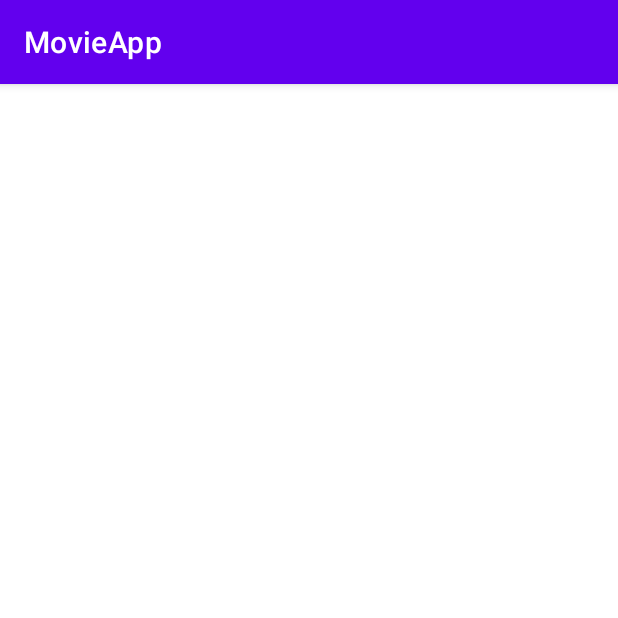
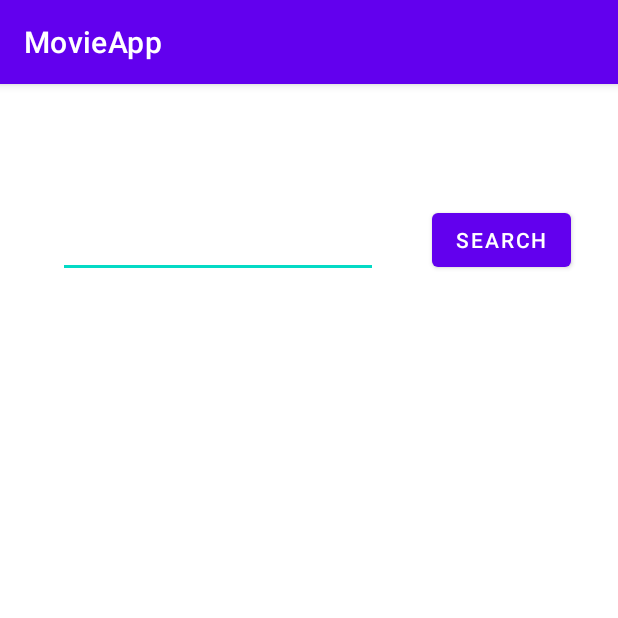
Before and after one commit to NimBuzz01/MovieApp, an Android app: the SearchName screen opened directly, with no data from a screen before it, on a phone screen of 412 x 824 dp, the top half of it. Run offline under Robolectric (Android 15) with nearby library versions, the phone set to English and light mode, and no system bars; network calls fail.

Commit message:
update #1.6

```diff
--- a/app/src/main/java/com/example/movieapp/MainActivity.kt
+++ b/app/src/main/java/com/example/movieapp/MainActivity.kt
@@ -32,6 +32,7 @@ class MainActivity : AppCompatActivity() {
         addMoviesBtn = findViewById(R.id.addMoviesBtn)
         searchActorsBtn = findViewById(R.id.searchActorsBtn)
         searchMoviesBtn = findViewById(R.id.searchMoviesBtn)
+        searchBtn = findViewById(R.id.searchBtn)
 
         val db = Room.databaseBuilder(
             this, MoviesDatabase::class.java,
@@ -127,6 +128,10 @@ class MainActivity : AppCompatActivity() {
             val intent = Intent(this, SearchActors::class.java)
             startActivity(intent)
         }
+        searchBtn.setOnClickListener{
+            val intent = Intent(this, SearchName::class.java)
+            startActivity(intent)
+        }
 
     }
 }
--- a/app/src/main/java/com/example/movieapp/SearchMovies.kt
+++ b/app/src/main/java/com/example/movieapp/SearchMovies.kt
@@ -65,7 +65,6 @@ class SearchMovies : AppCompatActivity() {
 
         movieBtn.setOnClickListener {
             val movieName = getMovie.text.toString()
-            print(movieName)
             val urlString = "https://www.omdbapi.com/?t=${movieName}&apikey=7086918a";
             val url = URL(urlString)
             val con: HttpURLConnection = url.openConnection() as HttpURLConnection
--- a/app/src/main/java/com/example/movieapp/SearchName.kt
+++ b/app/src/main/java/com/example/movieapp/SearchName.kt
@@ -2,10 +2,78 @@ package com.example.movieapp
 
 import androidx.appcompat.app.AppCompatActivity
 import android.os.Bundle
+import android.widget.Button
+import android.widget.EditText
+import android.widget.TextView
+import kotlinx.coroutines.Dispatchers
+import kotlinx.coroutines.launch
+import kotlinx.coroutines.runBlocking
+import kotlinx.coroutines.withContext
+import org.json.JSONArray
+import org.json.JSONObject
+import java.io.BufferedReader
+import java.io.InputStreamReader
+import java.net.HttpURLConnection
+import java.net.URL
 
 class SearchName : AppCompatActivity() {
+
+    private lateinit var nameBtn: Button
+    private lateinit var getName: EditText
+    private lateinit var nameTv: TextView
+
+    lateinit var title: String
+
+    // https://www.omdbapi.com/?s=moviename&apikey=7086918a
+
     override fun onCreate(savedInstanceState: Bundle?) {
         super.onCreate(savedInstanceState)
         setContentView(R.layout.activity_search_name)
+
+        nameBtn = findViewById(R.id.nameBtn)
+        getName = findViewById(R.id.getName)
+        nameTv = findViewById(R.id.nameTv)
+
+        // collecting all the JSON string
+        val stb = StringBuilder()
+
+        nameBtn.setOnClickListener {
+            val movieName = getName.text.toString()
+            val urlString = "https://www.omdbapi.com/?s=${movieName}&apikey=7086918a"
+            val url = URL(urlString)
+            val con: HttpURLConnection = url.openConnection() as HttpURLConnection
+
+            runBlocking {
+                launch {
+                    // run the code of the coroutine in a new thread
+                    withContext(Dispatchers.IO) {
+                        val bf = BufferedReader(InputStreamReader(con.inputStream))
+                        var line: String? = bf.readLine()
+                        while (line != null) {
+                            stb.append(line + "\n")
+                            line = bf.readLine()
+                        }
+                        parseJSON(stb)
+                    }
+                }
+            }
+
+        }
+    }
+
+    private suspend fun parseJSON(stb: java.lang.StringBuilder) {
+        // this contains the full JSON returned by the Web Service
+        val json = JSONObject(stb.toString())
+        // Information about all the books extracted by this function
+        val movieDetails = java.lang.StringBuilder()
+        val jsonArray:JSONArray = json.getJSONArray("Search")
+        // extract all the books from the JSON array
+        for (i in 0 until jsonArray.length()) {
+            val movie: JSONObject = jsonArray[i] as JSONObject // this is a json object
+            // extract the title
+            val title = movie["Title"] as String
+            movieDetails.append("${i+1}) \"$title\" \n")
+        }
+        nameTv.text = movieDetails
     }
 }
--- a/app/src/main/res/layout/activity_search_name.xml
+++ b/app/src/main/res/layout/activity_search_name.xml
@@ -4,4 +4,48 @@
     xmlns:tools="http://schemas.android.com/tools"
     android:layout_width="match_parent"
     android:layout_height="match_parent"
-    tools:context=".SearchName"/>
+    tools:ignore="LabelFor"
+    tools:context=".SearchName">
+
+    <Button
+        android:id="@+id/nameBtn"
+        android:layout_width="wrap_content"
+        android:layout_height="wrap_content"
+        android:layout_marginTop="78dp"
+        android:layout_marginBottom="35dp"
+        android:text="@string/searchName"
+        app:layout_constraintBottom_toTopOf="@+id/nameTv"
+        app:layout_constraintEnd_toEndOf="parent"
+        app:layout_constraintStart_toEndOf="@+id/getName"
+        app:layout_constraintTop_toTopOf="parent" />
+
+    <EditText
+        android:id="@+id/getName"
+        android:layout_width="wrap_content"
+        android:layout_height="wrap_content"
+        android:layout_marginStart="7dp"
+        android:layout_marginTop="81dp"
+        android:layout_marginEnd="5dp"
+        android:layout_marginBottom="35dp"
+        android:ems="10"
+        android:inputType="textPersonName"
+        android:minHeight="48dp"
+        app:layout_constraintBottom_toTopOf="@+id/nameTv"
+        app:layout_constraintEnd_toStartOf="@+id/nameBtn"
+        app:layout_constraintStart_toStartOf="parent"
+        app:layout_constraintTop_toTopOf="parent"
+        tools:ignore="SpeakableTextPresentCheck"
+        android:autofillHints="" />
+
+    <TextView
+        android:id="@+id/nameTv"
+        android:layout_width="0dp"
+        android:layout_height="0dp"
+        android:layout_marginStart="37dp"
+        android:layout_marginEnd="37dp"
+        android:layout_marginBottom="46dp"
+        app:layout_constraintBottom_toBottomOf="parent"
+        app:layout_constraintEnd_toEndOf="parent"
+        app:layout_constraintStart_toStartOf="parent"
+        app:layout_constraintTop_toBottomOf="@+id/getName" />
+</androidx.constraintlayout.widget.ConstraintLayout>
--- a/app/src/main/res/values/strings.xml
+++ b/app/src/main/res/values/strings.xml
@@ -12,4 +12,5 @@
     <string name="searchA">Search</string>
     <string name="add_to_dbA">Add to DB</string>
     <string name="searchAdd">Search</string>
+    <string name="searchName">Search</string>
 </resources>
```
Also changed, not shown: app/src/main/res/layout/activity_main.xml (+4 -4 lines).
